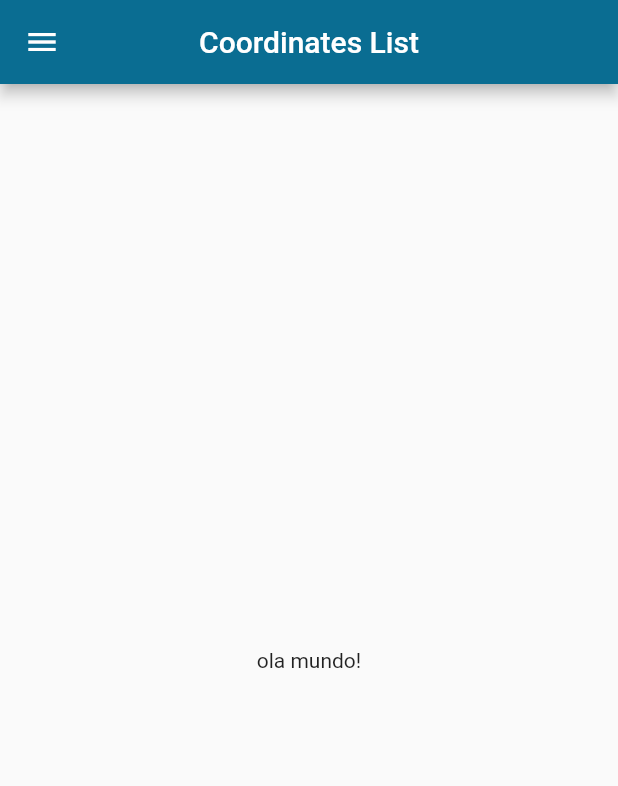
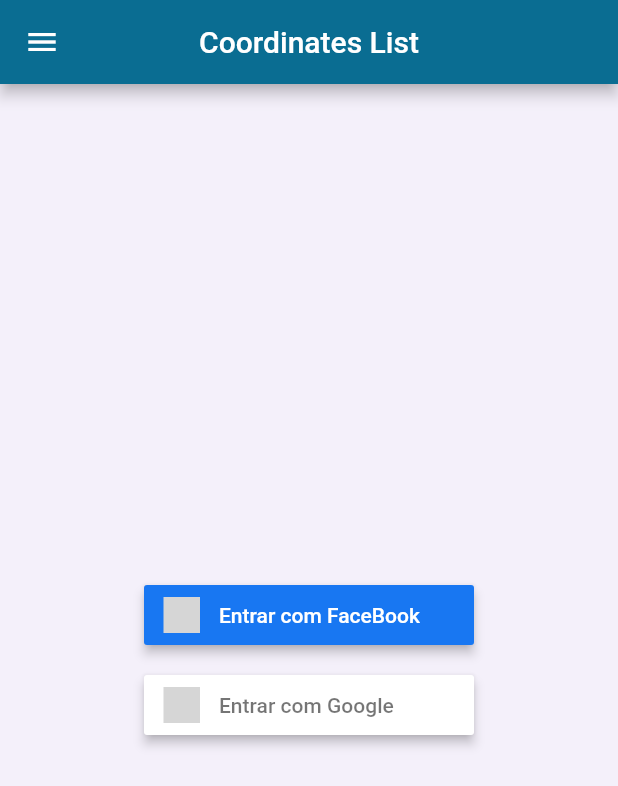
Before and after one commit to marcosfilipi/coordinates_list, a Flutter app: the screen it shows after launch, on a phone screen of 412 x 824 dp. Shown: the top 786 px of the screen. Run offline on Flutter 3.47's test engine with Material 2 defaults, Android fonts, the light colour scheme and no system bars; our stand-ins replace flutter_signin_button; grey boxes are pictures that could not be loaded.

Commit message:
adicao dos botoes de login

```diff
--- a/coordinates_list/lib/Pages/homeWidgets/home_drawer.dart
+++ b/coordinates_list/lib/Pages/homeWidgets/home_drawer.dart
@@ -1,13 +1,51 @@
+// ignore_for_file: prefer_const_constructors
+
 import 'package:flutter/material.dart';
 
 getHomeDrawer() {
   return Drawer(
     child: ListView(
       padding: EdgeInsets.zero,
-      children: const [
+      children: [
         DrawerHeader(
-            decoration: BoxDecoration(color: Color(0xff0A6D92)),
-            child: Text("Luiz Henrique")),
+            decoration: const BoxDecoration(color: Color(0xff0A6D92)),
+            child: Column(
+              mainAxisAlignment: MainAxisAlignment.spaceAround,
+              children: [
+                Row(
+                  mainAxisAlignment: MainAxisAlignment.spaceBetween,
+                  children: [
+                    Text(
+                      "Edit Profile",
+                      style: TextStyle(color: Colors.white),
+                    ),
+                    InkWell(
+                      onTap: () {},
+                      child: Icon(
+                        Icons.manage_accounts_outlined,
+                        color: Colors.white,
+                      ),
+                    ),
+                  ],
+                ),
+                Row(
+                  mainAxisAlignment: MainAxisAlignment.spaceBetween,
+                  children: [
+                    Text(
+                      "Log Out",
+                      style: TextStyle(color: Colors.white),
+                    ),
+                    InkWell(
+                      onTap: () {},
+                      child: Icon(
+                        Icons.logout_outlined,
+                        color: Colors.white,
+                      ),
+                    )
+                  ],
+                ),
+              ],
+            )),
       ],
     ),
   );
--- a/coordinates_list/lib/Pages/login.dart
+++ b/coordinates_list/lib/Pages/login.dart
@@ -1,9 +1,8 @@
-import 'dart:io';
-
 import 'package:coordinates_list/Pages/homeWidgets/home_appBar.dart';
 import 'package:coordinates_list/Pages/homeWidgets/home_drawer.dart';
 import 'package:coordinates_list/Pages/pag01.dart';
 import 'package:flutter/material.dart';
+import 'package:flutter_signin_button/flutter_signin_button.dart';
 
 class LoginPage extends StatelessWidget {
   const LoginPage({Key? key}) : super(key: key);
@@ -48,12 +47,42 @@
   @override
   Widget build(BuildContext context) {
     return Scaffold(
+      backgroundColor: const Color.fromARGB(255, 244, 240, 250),
       appBar: getHomeAppBar(),
       drawer: getHomeDrawer(),
-      body: Container(
-        child: const Center(
-          child: Text('ola mundo!'),
-        ),
+      body: Column(
+        mainAxisAlignment: MainAxisAlignment.center,
+        children: [
+          Center(
+            child: SizedBox(
+              height: 40,
+              child: SignInButton(
+                elevation: 3,
+                text: "Entrar com FaceBook",
+                Buttons.FacebookNew,
+                onPressed: () {
+                  print("Funcionou");
+                },
+              ),
+            ),
+          ),
+          const SizedBox(
+            height: 20,
+          ),
+          Center(
+            child: SizedBox(
+              height: 40,
+              child: SignInButton(
+                elevation: 3,
+                text: "Entrar com Google",
+                Buttons.Google,
+                onPressed: () {
+                  print("Funcionou");
+                },
+              ),
+            ),
+          ),
+        ],
       ),
     );
   }
--- a/coordinates_list/pubspec.yaml
+++ b/coordinates_list/pubspec.yaml
@@ -34,6 +34,8 @@
   # The following adds the Cupertino Icons font to your application.
   # Use with the CupertinoIcons class for iOS style icons.
   cupertino_icons: ^1.0.2
+  flutter_signin_button: ^2.0.0
+  hexcolor: ^2.0.7
 
 dev_dependencies:
   flutter_test:
```
Also changed, not shown: coordinates_list/pubspec.lock, 6 other files.
